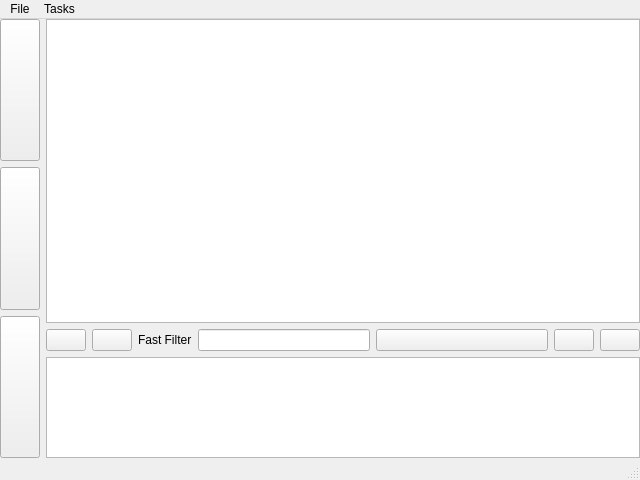
Old version of the form src/tabletmain.ui in the repository ya-breeze/TM.
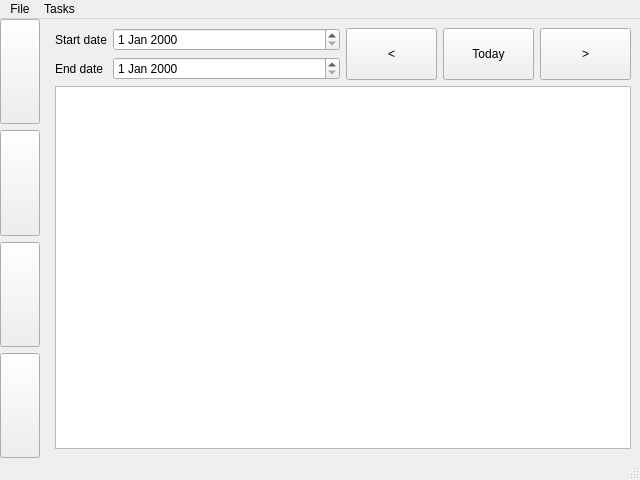
New version of the form. The open tabs and pages were chosen to show the change. Icons and pictures are not drawn.

```diff
--- a/src/tabletmain.ui
+++ b/src/tabletmain.ui
@@ -62,6 +62,19 @@
         </property>
        </widget>
       </item>
+      <item>
+       <widget class="QPushButton" name="btnPlanned">
+        <property name="sizePolicy">
+         <sizepolicy hsizetype="Minimum" vsizetype="Preferred">
+          <horstretch>0</horstretch>
+          <verstretch>0</verstretch>
+         </sizepolicy>
+        </property>
+        <property name="text">
+         <string/>
+        </property>
+       </widget>
+      </item>
      </layout>
     </item>
     <item>
@@ -399,6 +412,92 @@
         </item>
        </layout>
       </widget>
+      <widget class="QWidget" name="page_4">
+       <layout class="QGridLayout" name="gridLayout_4">
+        <item row="0" column="0">
+         <layout class="QGridLayout" name="gridLayout_2">
+          <item row="0" column="0">
+           <widget class="QLabel" name="label_8">
+            <property name="sizePolicy">
+             <sizepolicy hsizetype="Fixed" vsizetype="Preferred">
+              <horstretch>0</horstretch>
+              <verstretch>0</verstretch>
+             </sizepolicy>
+            </property>
+            <property name="text">
+             <string>Start date</string>
+            </property>
+           </widget>
+          </item>
+          <item row="0" column="1">
+           <widget class="QDateEdit" name="deStart"/>
+          </item>
+          <item row="1" column="0">
+           <widget class="QLabel" name="label_10">
+            <property name="text">
+             <string>End date</string>
+            </property>
+           </widget>
+          </item>
+          <item row="1" column="1">
+           <widget class="QDateEdit" name="deEnd"/>
+          </item>
+         </layout>
+        </item>
+        <item row="0" column="1">
+         <layout class="QHBoxLayout" name="horizontalLayout_6">
+          <item>
+           <widget class="QPushButton" name="btnWeekAgo">
+            <property name="sizePolicy">
+             <sizepolicy hsizetype="Minimum" vsizetype="Preferred">
+              <horstretch>0</horstretch>
+              <verstretch>0</verstretch>
+             </sizepolicy>
+            </property>
+            <property name="text">
+             <string>&lt;</string>
+            </property>
+           </widget>
+          </item>
+          <item>
+           <widget class="QPushButton" name="btnToday">
+            <property name="sizePolicy">
+             <sizepolicy hsizetype="Minimum" vsizetype="Preferred">
+              <horstretch>0</horstretch>
+              <verstretch>0</verstretch>
+             </sizepolicy>
+            </property>
+            <property name="text">
+             <string>Today</string>
+            </property>
+           </widget>
+          </item>
+          <item>
+           <widget class="QPushButton" name="btnWeekAfter">
+            <property name="sizePolicy">
+             <sizepolicy hsizetype="Minimum" vsizetype="Preferred">
+              <horstretch>0</horstretch>
+              <verstretch>0</verstretch>
+             </sizepolicy>
+            </property>
+            <property name="text">
+             <string>&gt;</string>
+            </property>
+           </widget>
+          </item>
+         </layout>
+        </item>
+        <item row="1" column="0" colspan="2">
+         <widget class="QTableView" name="tblPlannedTasks">
+          <property name="font">
+           <font>
+            <pointsize>8</pointsize>
+           </font>
+          </property>
+         </widget>
+        </item>
+       </layout>
+      </widget>
      </widget>
     </item>
    </layout>
```
Left out of the diff: 2 changed lines with no effect on the pictures.
